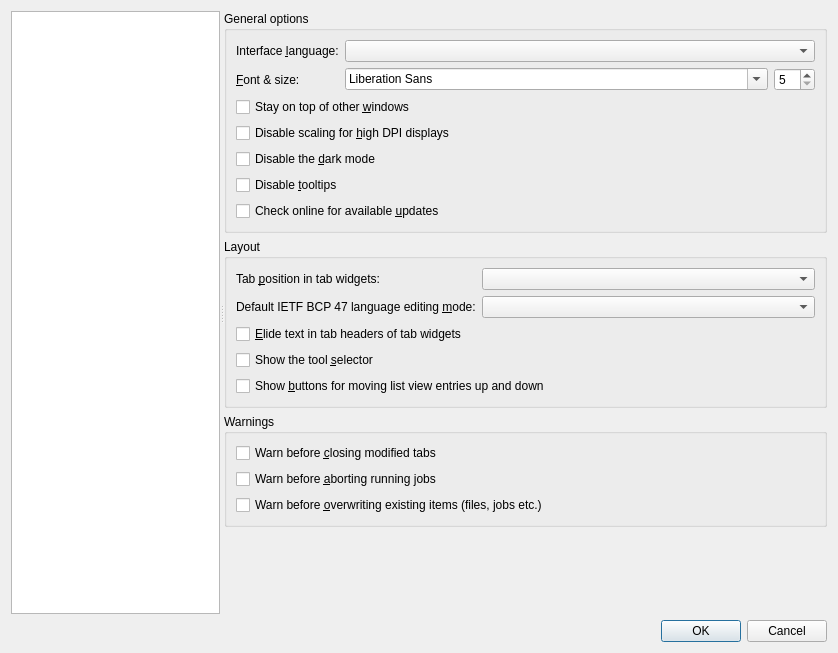
Old version of the form src/mkvtoolnix-gui/forms/main_window/preferences_dialog.ui in the repository jpsdr/MKVToolnix-Windows-7.
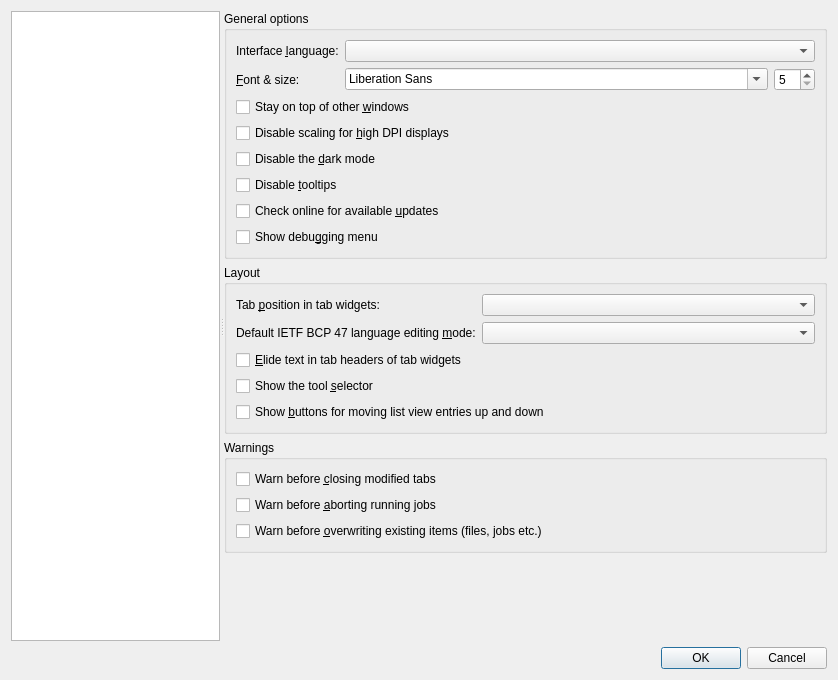
New version of the form. Icons and pictures are not drawn. Custom widgets are drawn as their Qt base class.

Commit message: GUI: add debugging menu for switching multiplex tab layout

What changed in the file:
```diff
--- a/src/mkvtoolnix-gui/forms/main_window/preferences_dialog.ui
+++ b/src/mkvtoolnix-gui/forms/main_window/preferences_dialog.ui
@@ -7,7 +7,7 @@
     <x>0</x>
     <y>0</y>
     <width>838</width>
-    <height>653</height>
+    <height>680</height>
    </rect>
   </property>
   <property name="windowTitle">
@@ -168,6 +168,13 @@
              </property>
             </widget>
            </item>
+           <item>
+            <widget class="QCheckBox" name="cbGuiShowDebuggingMenu">
+             <property name="text">
+              <string>Show debu&amp;gging menu</string>
+             </property>
+            </widget>
+           </item>
           </layout>
          </widget>
         </item>
@@ -2167,6 +2174,12 @@
   </layout>
  </widget>
  <customwidgets>
+  <customwidget>
+   <class>mtx::gui::Util::LanguageDisplayWidget</class>
+   <extends>QFrame</extends>
+   <header>mkvtoolnix-gui/util/language_display_widget.h</header>
+   <container>1</container>
+  </customwidget>
   <customwidget>
    <class>mtx::gui::Util::CharacterSetComboBox</class>
    <extends>QComboBox</extends>
@@ -2201,11 +2214,6 @@
    <header>mkvtoolnix-gui/util/string_list_configuration_widget.h</header>
    <container>1</container>
   </customwidget>
-  <customwidget>
-   <class>mtx::gui::Util::LanguageDisplayWidget</class>
-   <extends>QWidget</extends>
-   <header>mkvtoolnix-gui/util/language_display_widget.h</header>
-  </customwidget>
  </customwidgets>
  <tabstops>
   <tabstop>pageSelector</tabstop>
```
Left out of the diff: 9 changed lines with no effect on the pictures. The commit also changes 10 other files.
